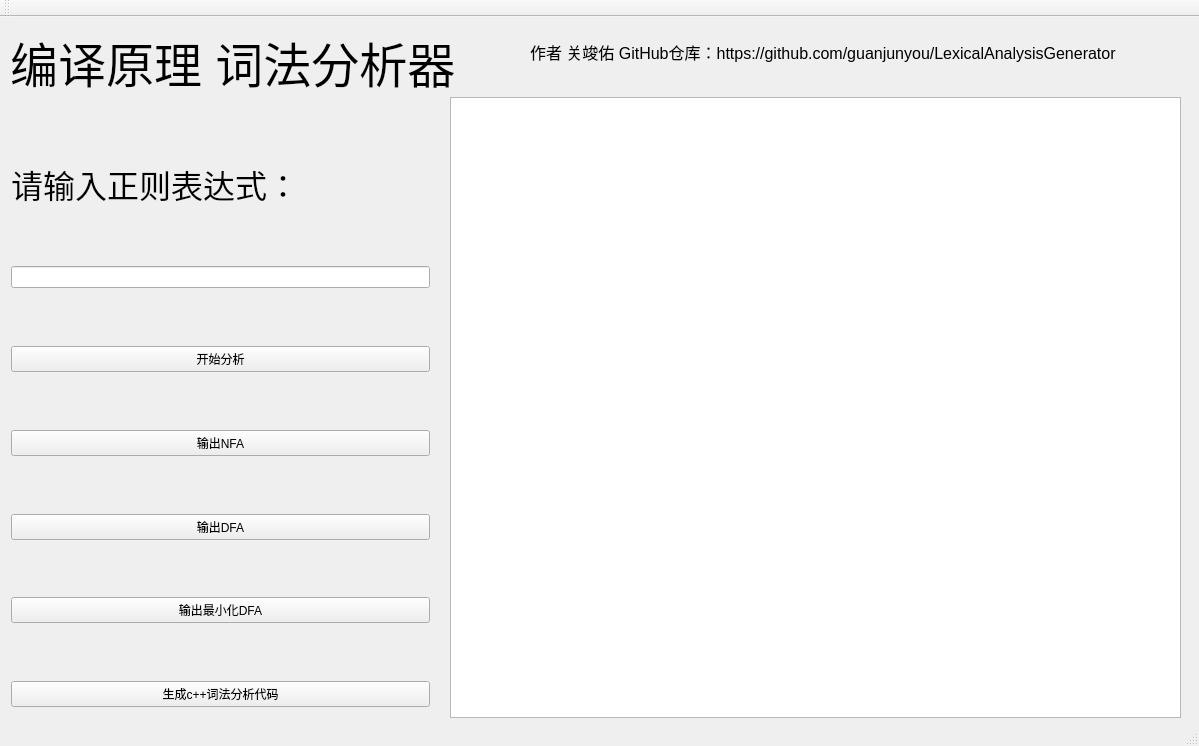
guanjunyou/LexicalAnalysisGenerator, file parsing/parsing.ui: the form before one commit.
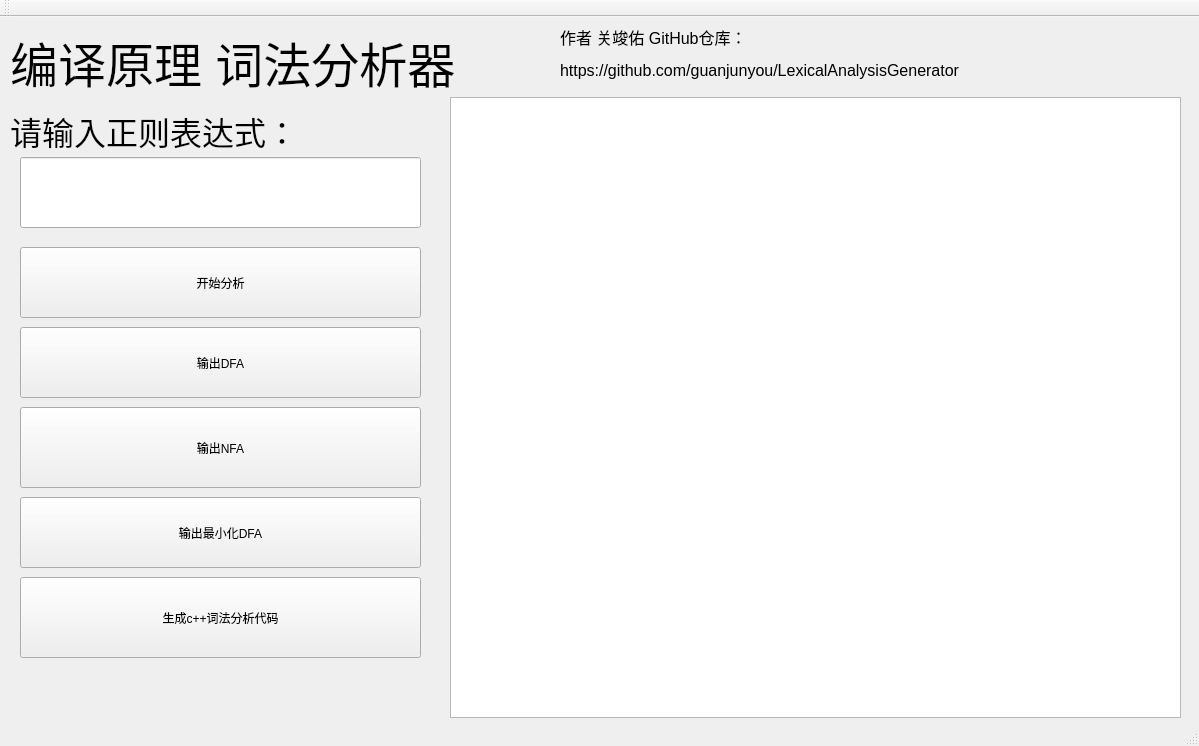
The form after the commit.

Commit message: [FIX]修复UI问题

```diff
--- a/parsing/parsing.ui
+++ b/parsing/parsing.ui
@@ -37,154 +37,6 @@
      </rect>
     </property>
    </widget>
-   <widget class="QWidget" name="verticalLayoutWidget">
-    <property name="geometry">
-     <rect>
-      <x>0</x>
-      <y>80</y>
-      <width>441</width>
-      <height>621</height>
-     </rect>
-    </property>
-    <layout class="QVBoxLayout" name="verticalLayout_2">
-     <item>
-      <spacer name="verticalSpacer">
-       <property name="orientation">
-        <enum>Qt::Vertical</enum>
-       </property>
-       <property name="sizeHint" stdset="0">
-        <size>
-         <width>20</width>
-         <height>40</height>
-        </size>
-       </property>
-      </spacer>
-     </item>
-     <item>
-      <widget class="QLabel" name="label">
-       <property name="text">
-        <string>&lt;html&gt;&lt;head/&gt;&lt;body&gt;&lt;p&gt;&lt;span style=&quot; font-size:24pt;&quot;&gt;请输入正则表达式：&lt;/span&gt;&lt;/p&gt;&lt;/body&gt;&lt;/html&gt;</string>
-       </property>
-      </widget>
-     </item>
-     <item>
-      <spacer name="verticalSpacer_2">
-       <property name="orientation">
-        <enum>Qt::Vertical</enum>
-       </property>
-       <property name="sizeHint" stdset="0">
-        <size>
-         <width>20</width>
-         <height>40</height>
-        </size>
-       </property>
-      </spacer>
-     </item>
-     <item>
-      <widget class="QLineEdit" name="lineEdit"/>
-     </item>
-     <item>
-      <spacer name="verticalSpacer_3">
-       <property name="orientation">
-        <enum>Qt::Vertical</enum>
-       </property>
-       <property name="sizeHint" stdset="0">
-        <size>
-         <width>20</width>
-         <height>40</height>
-        </size>
-       </property>
-      </spacer>
-     </item>
-     <item>
-      <widget class="QPushButton" name="pushButton">
-       <property name="text">
-        <string>开始分析</string>
-       </property>
-      </widget>
-     </item>
-     <item>
-      <spacer name="verticalSpacer_4">
-       <property name="orientation">
-        <enum>Qt::Vertical</enum>
-       </property>
-       <property name="sizeHint" stdset="0">
-        <size>
-         <width>20</width>
-         <height>40</height>
-        </size>
-       </property>
-      </spacer>
-     </item>
-     <item>
-      <widget class="QPushButton" name="pushButton_2">
-       <property name="text">
-        <string>输出NFA</string>
-       </property>
-      </widget>
-     </item>
-     <item>
-      <spacer name="verticalSpacer_5">
-       <property name="orientation">
-        <enum>Qt::Vertical</enum>
-       </property>
-       <property name="sizeHint" stdset="0">
-        <size>
-         <width>20</width>
-         <height>40</height>
-        </size>
-       </property>
-      </spacer>
-     </item>
-     <item>
-      <widget class="QPushButton" name="pushButton_3">
-       <property name="text">
-        <string>输出DFA</string>
-       </property>
-      </widget>
-     </item>
-     <item>
-      <spacer name="verticalSpacer_6">
-       <property name="orientation">
-        <enum>Qt::Vertical</enum>
-       </property>
-       <property name="sizeHint" stdset="0">
-        <size>
-         <width>20</width>
-         <height>40</height>
-        </size>
-       </property>
-      </spacer>
-     </item>
-     <item>
-      <widget class="QPushButton" name="pushButton_4">
-       <property name="text">
-        <string>输出最小化DFA</string>
-       </property>
-      </widget>
-     </item>
-     <item>
-      <spacer name="verticalSpacer_7">
-       <property name="orientation">
-        <enum>Qt::Vertical</enum>
-       </property>
-       <property name="sizeHint" stdset="0">
-        <size>
-         <width>20</width>
-         <height>40</height>
-        </size>
-       </property>
-      </spacer>
-     </item>
-     <item>
-      <widget class="QPushButton" name="pushButton_5">
-       <property name="text">
-        <string>生成c++词法分析代码</string>
-       </property>
-      </widget>
-     </item>
-    </layout>
-   </widget>
    <widget class="QTextBrowser" name="textBrowser">
     <property name="geometry">
      <rect>
@@ -198,14 +50,102 @@
    <widget class="QLabel" name="label_3">
     <property name="geometry">
      <rect>
-      <x>530</x>
+      <x>560</x>
       <y>0</y>
       <width>631</width>
       <height>71</height>
      </rect>
     </property>
     <property name="text">
-     <string>&lt;html&gt;&lt;head/&gt;&lt;body&gt;&lt;p&gt;&lt;span style=&quot; font-size:12pt;&quot;&gt;作者 关竣佑 GitHub仓库：https://github.com/guanjunyou/LexicalAnalysisGenerator&lt;/span&gt;&lt;/p&gt;&lt;/body&gt;&lt;/html&gt;</string>
+     <string>&lt;html&gt;&lt;head/&gt;&lt;body&gt;&lt;p&gt;&lt;span style=&quot; font-size:12pt;&quot;&gt;作者 关竣佑 GitHub仓库：&lt;/span&gt;&lt;/p&gt;&lt;p&gt;&lt;span style=&quot; font-size:12pt;&quot;&gt;https://github.com/guanjunyou/LexicalAnalysisGenerator&lt;/span&gt;&lt;/p&gt;&lt;/body&gt;&lt;/html&gt;</string>
+    </property>
+   </widget>
+   <widget class="QLabel" name="label">
+    <property name="geometry">
+     <rect>
+      <x>10</x>
+      <y>90</y>
+      <width>439</width>
+      <height>46</height>
+     </rect>
+    </property>
+    <property name="text">
+     <string>&lt;html&gt;&lt;head/&gt;&lt;body&gt;&lt;p&gt;&lt;span style=&quot; font-size:24pt;&quot;&gt;请输入正则表达式：&lt;/span&gt;&lt;/p&gt;&lt;/body&gt;&lt;/html&gt;</string>
+    </property>
+   </widget>
+   <widget class="QLineEdit" name="lineEdit">
+    <property name="geometry">
+     <rect>
+      <x>20</x>
+      <y>140</y>
+      <width>401</width>
+      <height>71</height>
+     </rect>
+    </property>
+   </widget>
+   <widget class="QPushButton" name="pushButton">
+    <property name="geometry">
+     <rect>
+      <x>20</x>
+      <y>230</y>
+      <width>401</width>
+      <height>71</height>
+     </rect>
+    </property>
+    <property name="text">
+     <string>开始分析</string>
+    </property>
+   </widget>
+   <widget class="QPushButton" name="pushButton_2">
+    <property name="geometry">
+     <rect>
+      <x>20</x>
+      <y>390</y>
+      <width>401</width>
+      <height>81</height>
+     </rect>
+    </property>
+    <property name="text">
+     <string>输出NFA</string>
+    </property>
+   </widget>
+   <widget class="QPushButton" name="pushButton_3">
+    <property name="geometry">
+     <rect>
+      <x>20</x>
+      <y>310</y>
+      <width>401</width>
+      <height>71</height>
+     </rect>
+    </property>
+    <property name="text">
+     <string>输出DFA</string>
+    </property>
+   </widget>
+   <widget class="QPushButton" name="pushButton_4">
+    <property name="geometry">
+     <rect>
+      <x>20</x>
+      <y>480</y>
+      <width>401</width>
+      <height>71</height>
+     </rect>
+    </property>
+    <property name="text">
+     <string>输出最小化DFA</string>
+    </property>
+   </widget>
+   <widget class="QPushButton" name="pushButton_5">
+    <property name="geometry">
+     <rect>
+      <x>20</x>
+      <y>560</y>
+      <width>401</width>
+      <height>81</height>
+     </rect>
+    </property>
+    <property name="text">
+     <string>生成c++词法分析代码</string>
     </property>
    </widget>
   </widget>
```
The commit also changes 2 other files.
